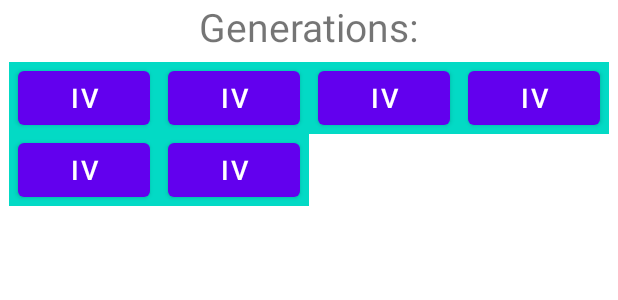
After one commit to andreychorny/Pokedex, an Android app: the layout generation_list_item.xml on its own in the app's theme, with its tools: preview values and no code run, on a phone screen of 412 x 824 dp. The commit adds this screen. Shown: the top 300 px of the screen. Run offline under Robolectric (Android 15) with nearby library versions, the phone set to English and light mode, and no system bars.

Commit message:
Implemented search by generations from options menu. TODO: finish the search by types

```diff
--- /dev/null
+++ b/app/src/main/java/com/example/pokedex/domain/GenerationEntity.kt
@@ -0,0 +1,6 @@
+package com.example.pokedex.domain
+
+data class GenerationEntity(
+    val id: Long,
+    val name: String
+)
--- a/app/src/main/java/com/example/pokedex/presentation/adapter/RosterItem.kt
+++ b/app/src/main/java/com/example/pokedex/presentation/adapter/RosterItem.kt
@@ -1,4 +1,6 @@
 package com.example.pokedex.presentation.adapter
+
+import com.example.pokedex.domain.GenerationEntity
 
 sealed class RosterItem
 
@@ -9,6 +11,6 @@ class PokemonItem(
         val generation: Int
 ) : RosterItem()
 
-class GenerationItem(
-        val generationText: String
+class GenerationListItem(
+        val adapter: GenerationListAdapter
 ) : RosterItem()
--- a/app/src/main/res/layout/generation_item.xml
+++ b/app/src/main/res/layout/generation_item.xml
@@ -5,17 +5,17 @@
     xmlns:tools="http://schemas.android.com/tools"
     android:layout_width="match_parent"
     android:background="@color/teal_200"
-    android:layout_height="100dp">
+    android:layout_height="wrap_content">
 
 
-    <TextView
-        android:id="@+id/generationName"
+    <Button
+        android:id="@+id/changeGenerationButton"
         android:layout_width="wrap_content"
         android:layout_height="wrap_content"
-        android:textSize="52sp"
+        android:textSize="18sp"
         app:layout_constraintBottom_toBottomOf="parent"
         app:layout_constraintEnd_toEndOf="parent"
         app:layout_constraintStart_toStartOf="parent"
         app:layout_constraintTop_toTopOf="parent"
-        tools:text="Generation-I" />
+        tools:text="IV" />
 </androidx.constraintlayout.widget.ConstraintLayout>
--- /dev/null
+++ b/app/src/main/res/layout/generation_list_item.xml
@@ -0,0 +1,36 @@
+<?xml version="1.0" encoding="utf-8"?>
+<androidx.constraintlayout.widget.ConstraintLayout
+    xmlns:android="http://schemas.android.com/apk/res/android"
+    android:layout_width="match_parent"
+    android:layout_height="wrap_content"
+    xmlns:app="http://schemas.android.com/apk/res-auto"
+    xmlns:tools="http://schemas.android.com/tools"
+    >
+
+    <TextView
+        android:id="@+id/generationNumber"
+        android:layout_width="wrap_content"
+        android:layout_height="wrap_content"
+        android:textSize="26sp"
+        android:text="@string/generations"
+        app:layout_constraintBottom_toTopOf="@+id/generation_list"
+        app:layout_constraintEnd_toEndOf="parent"
+        app:layout_constraintStart_toStartOf="parent"
+        app:layout_constraintTop_toTopOf="parent" />
+
+    <androidx.recyclerview.widget.RecyclerView
+        android:id="@+id/generation_list"
+        android:layout_width="match_parent"
+        android:layout_height="wrap_content"
+        android:clipToPadding="false"
+        android:padding="6dp"
+        app:layoutManager="androidx.recyclerview.widget.GridLayoutManager"
+        app:layout_constraintBottom_toBottomOf="parent"
+        app:layout_constraintStart_toStartOf="parent"
+        app:layout_constraintTop_toBottomOf="@+id/generationNumber"
+        app:layout_constraintVertical_bias="1.0"
+        app:spanCount="4"
+        tools:itemCount="16"
+        tools:listitem="@layout/generation_item" />
+
+</androidx.constraintlayout.widget.ConstraintLayout>
--- a/app/src/main/res/values/strings.xml
+++ b/app/src/main/res/values/strings.xml
@@ -1,3 +1,9 @@
 <resources>
     <string name="app_name">Pokedex</string>
+    <!-- TODO: Remove or change this placeholder text -->
+    <string name="hello_blank_fragment">Hello blank fragment</string>
+    <string name="all_menu">All</string>
+    <string name="generation_menu">By generation</string>
+    <string name="type_menu">By type</string>
+    <string name="generations">Generations:</string>
 </resources>
```
Also changed, not shown: app/src/main/java/com/example/pokedex/data/MockPokemonRepository.kt (+26 -26 lines), app/src/main/java/com/example/pokedex/data/NetworkPokemonRepository.kt (+35 -2 lines), app/src/main/java/com/example/pokedex/data/network/DataTransferObjects.kt (+18 -0 lines), app/src/main/java/com/example/pokedex/data/network/PokemonRosterService.kt (+19 -1 lines), app/src/main/java/com/example/pokedex/domain/PokemonRepository.kt (+7 -1 lines), app/src/main/java/com/example/pokedex/presentation/MainActivity.kt (+0 -14 lines), app/src/main/java/com/example/pokedex/presentation/PokemonRosterFragment.kt (added, +50 -0 lines), app/src/main/java/com/example/pokedex/presentation/PokemonRosterViewModel.kt (+26 -10 lines), app/src/main/java/com/example/pokedex/presentation/adapter/GenerationListAdapter.kt (added, +63 -0 lines), app/src/main/java/com/example/pokedex/presentation/adapter/PokemonRosterAdapter.kt (+13 -13 lines), app/src/main/res/layout/activity_main.xml (+8 -19 lines), app/src/main/res/layout/fragment_pokemon_roster.xml (added, +26 -0 lines), app/src/main/res/menu/overflow_menu.xml (added, +12 -0 lines).
